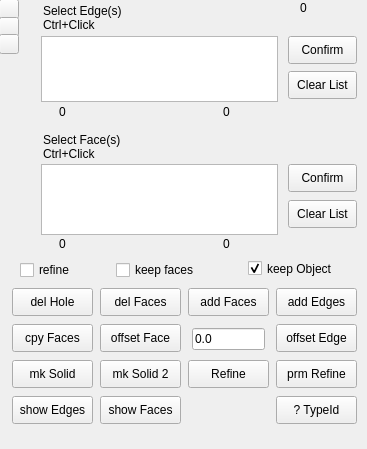
Before: the Qt Designer form DefeaturingTools.ui in easyw/Defeaturing_WB, drawn with Qt 5.
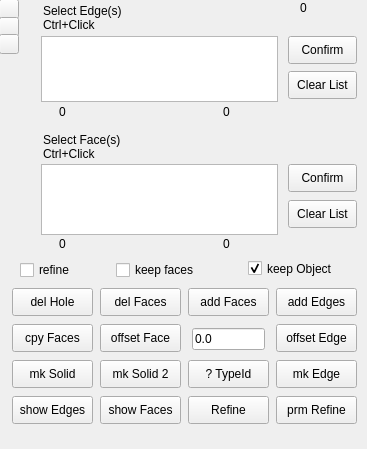
After: the same form once the commit is applied. Icons and pictures are not drawn.

Commit message: small fixes and added make Edge button

```diff
--- a/DefeaturingTools.ui
+++ b/DefeaturingTools.ui
@@ -313,8 +313,8 @@
    <widget class="QPushButton" name="PB_check_TypeId">
     <property name="geometry">
      <rect>
-      <x>276</x>
-      <y>396</y>
+      <x>188</x>
+      <y>360</y>
       <width>81</width>
       <height>28</height>
      </rect>
@@ -412,7 +412,7 @@
     <property name="geometry">
      <rect>
       <x>188</x>
-      <y>360</y>
+      <y>396</y>
       <width>81</width>
       <height>28</height>
      </rect>
@@ -428,7 +428,7 @@
     <property name="geometry">
      <rect>
       <x>276</x>
-      <y>360</y>
+      <y>396</y>
       <width>81</width>
       <height>28</height>
      </rect>
@@ -565,6 +565,22 @@
      <string notr="true"/>
     </property>
    </widget>
+   <widget class="QPushButton" name="PB_makeEdge">
+    <property name="geometry">
+     <rect>
+      <x>276</x>
+      <y>360</y>
+      <width>81</width>
+      <height>28</height>
+     </rect>
+    </property>
+    <property name="toolTip">
+     <string notr="true">make Edge from selected Vertexes</string>
+    </property>
+    <property name="text">
+     <string notr="true">mk Edge</string>
+    </property>
+   </widget>
   </widget>
  </widget>
  <resources/>
```
The commit also changes 3 other files.
